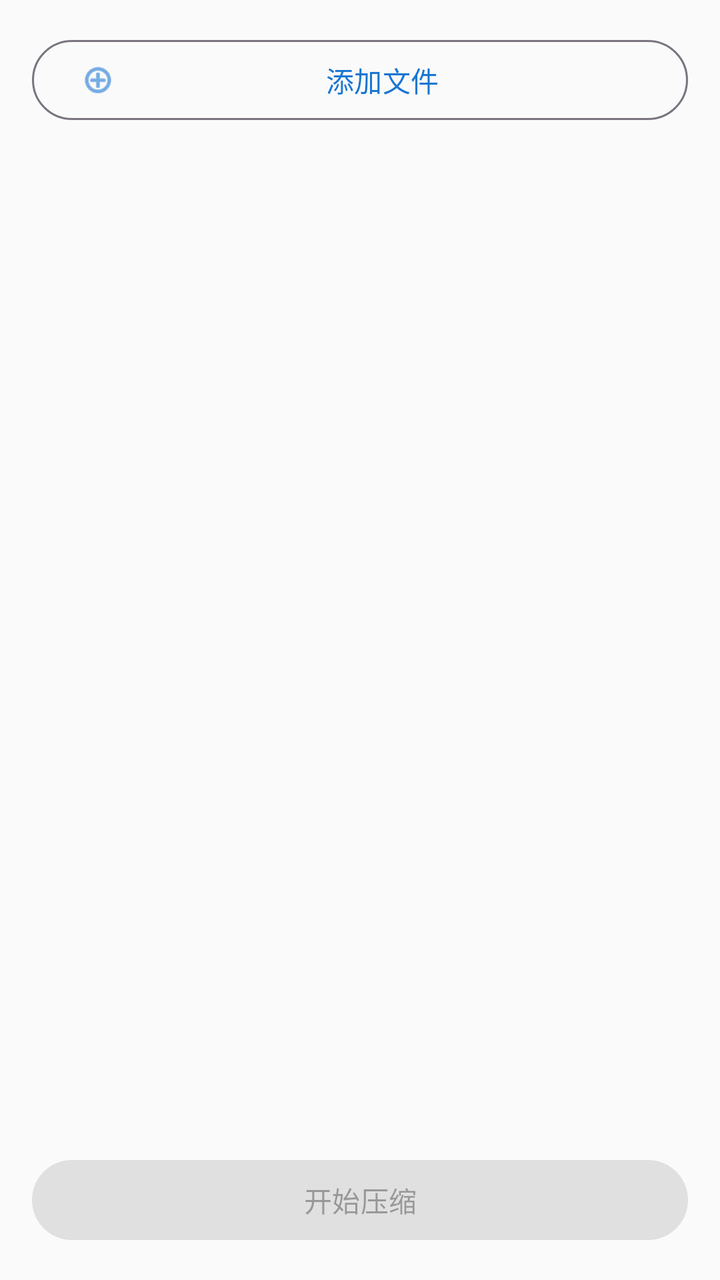
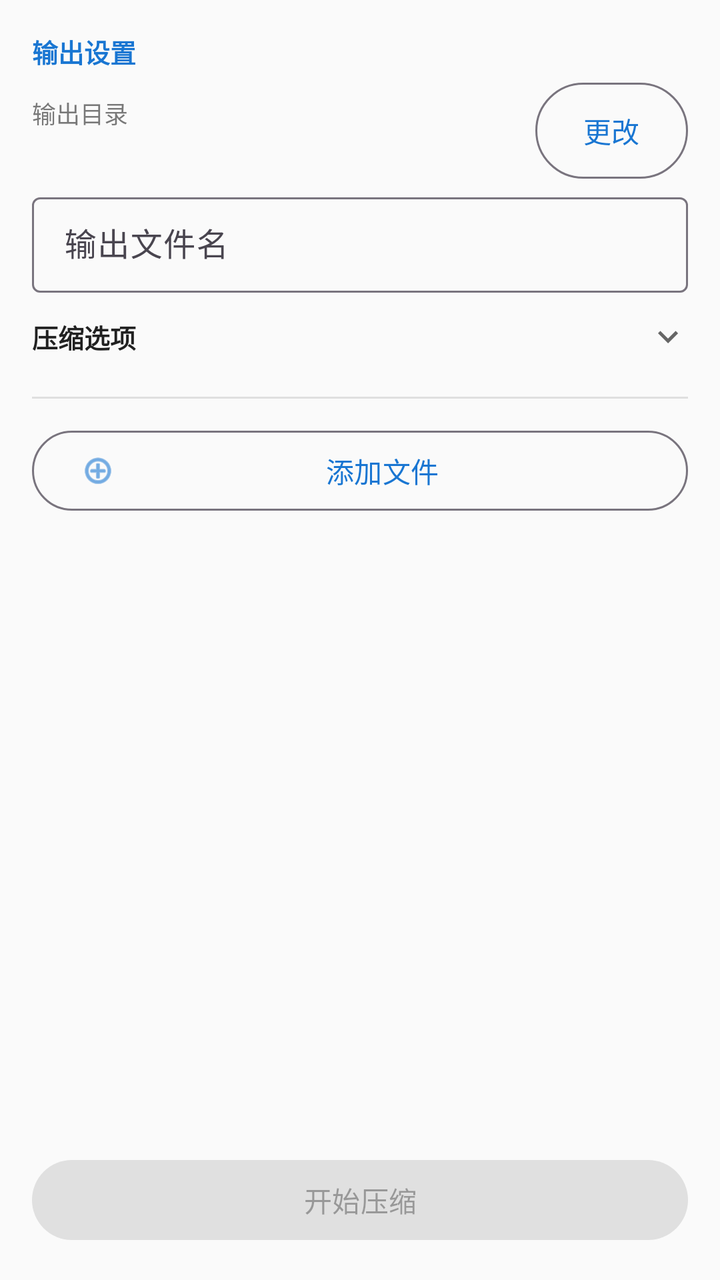

Screens rendered from an Android XML layout before and after an edit, with the pre-edit source and the edit as a unified diff.
<!-- AndroidManifest.xml: application theme Theme.ToolsCNC -->
<!-- res/layout/fragment_compress.xml -->
<?xml version="1.0" encoding="utf-8"?>
<LinearLayout
    xmlns:android="http://schemas.android.com/apk/res/android"
    xmlns:app="http://schemas.android.com/apk/res-auto"
    android:layout_width="match_parent"
    android:layout_height="match_parent"
    android:orientation="vertical"
    android:padding="16dp">

    <com.google.android.material.button.MaterialButton
        android:id="@+id/btn_add_files"
        style="@style/Widget.Material3.Button.OutlinedButton"
        android:layout_width="match_parent"
        android:layout_height="wrap_content"
        android:text="@string/add_files"
        app:icon="@android:drawable/ic_menu_add" />

    <TextView
        android:id="@+id/tv_file_count"
        android:layout_width="match_parent"
        android:layout_height="wrap_content"
        android:layout_marginTop="8dp"
        android:layout_marginBottom="8dp"
        android:textSize="14sp"
        android:textColor="?attr/colorOnSurface"
        android:alpha="0.7" />

    <androidx.recyclerview.widget.RecyclerView
        android:id="@+id/recycler_selected_files"
        android:layout_width="match_parent"
        android:layout_height="0dp"
        android:layout_weight="1" />

    <com.google.android.material.button.MaterialButton
        android:id="@+id/btn_start_compress"
        android:layout_width="match_parent"
        android:layout_height="wrap_content"
        android:layout_marginTop="8dp"
        android:text="@string/start_compress"
        android:enabled="false" />

</LinearLayout>
<!-- resources referenced by this layout -->
<resources>
  <string name="add_files">添加文件</string>
  <string name="start_compress">开始压缩</string>
  <style name="Theme.ToolsCNC" parent="Theme.Material3.DayNight.NoActionBar">
          <item name="colorPrimary">@color/primary</item>
          <item name="colorPrimaryVariant">@color/primary_variant</item>
          <item name="colorOnPrimary">@color/on_primary</item>
          <item name="colorSecondary">@color/secondary</item>
          <item name="colorSecondaryVariant">@color/secondary_variant</item>
          <item name="colorOnSecondary">@color/on_secondary</item>
          <item name="android:colorBackground">@color/background</item>
          <item name="colorSurface">@color/surface</item>
          <item name="colorOnBackground">@color/on_background</item>
          <item name="colorOnSurface">@color/on_surface</item>
          <item name="colorError">@color/error</item>
          <item name="colorOnError">@color/on_error</item>
      </style>
  <color name="primary">#1976D2</color>
  <color name="primary_variant">#1565C0</color>
  <color name="on_primary">#FFFFFF</color>
  <color name="secondary">#26A69A</color>
  <color name="secondary_variant">#00897B</color>
  <color name="on_secondary">#FFFFFF</color>
  <color name="background">#FAFAFA</color>
  <color name="surface">#FFFFFF</color>
  <color name="on_background">#212121</color>
  <color name="on_surface">#212121</color>
  <color name="error">#D32F2F</color>
  <color name="on_error">#FFFFFF</color>
</resources>

<!-- the commit's change to res/layout/fragment_compress.xml (unified diff, before → after) -->
@@ -7,6 +7,193 @@
     android:orientation="vertical"
     android:padding="16dp">
 
+    
+    <TextView
+        android:layout_width="wrap_content"
+        android:layout_height="wrap_content"
+        android:text="@string/compress_output_settings"
+        android:textSize="13sp"
+        android:textStyle="bold"
+        android:textColor="?attr/colorPrimary" />
+
+    <LinearLayout
+        android:layout_width="match_parent"
+        android:layout_height="wrap_content"
+        android:layout_marginTop="6dp"
+        android:gravity="center_vertical"
+        android:orientation="horizontal">
+
+        <LinearLayout
+            android:layout_width="0dp"
+            android:layout_height="wrap_content"
+            android:layout_weight="1"
+            android:orientation="vertical">
+
+            <TextView
+                android:layout_width="wrap_content"
+                android:layout_height="wrap_content"
+                android:text="@string/output_dir"
+                android:textSize="12sp"
+                android:textColor="?attr/colorOnSurface"
+                android:alpha="0.6" />
+
+            <TextView
+                android:id="@+id/tv_output_dir"
+                android:layout_width="match_parent"
+                android:layout_height="wrap_content"
+                android:ellipsize="middle"
+                android:singleLine="true"
+                android:textSize="13sp"
+                android:textColor="?attr/colorOnSurface" />
+        </LinearLayout>
+
+        <com.google.android.material.button.MaterialButton
+            android:id="@+id/btn_change_output_dir"
+            style="@style/Widget.Material3.Button.OutlinedButton"
+            android:layout_width="wrap_content"
+            android:layout_height="wrap_content"
+            android:layout_marginStart="8dp"
+            android:insetTop="0dp"
+            android:insetBottom="0dp"
+            android:minWidth="0dp"
+            android:paddingTop="6dp"
+            android:paddingBottom="6dp"
+            android:text="@string/compress_change_dir" />
+    </LinearLayout>
+
+    <com.google.android.material.textfield.TextInputLayout
+        android:id="@+id/layout_output_name"
+        style="@style/Widget.Material3.TextInputLayout.OutlinedBox.Dense"
+        android:layout_width="match_parent"
+        android:layout_height="wrap_content"
+        android:layout_marginTop="4dp"
+        android:hint="@string/output_filename">
+
+        <com.google.android.material.textfield.TextInputEditText
+            android:id="@+id/et_output_name"
+            android:layout_width="match_parent"
+            android:layout_height="wrap_content"
+            android:inputType="text"
+            android:maxLines="1" />
+
+    </com.google.android.material.textfield.TextInputLayout>
+
+    
+    <LinearLayout
+        android:id="@+id/row_options_toggle"
+        android:layout_width="match_parent"
+        android:layout_height="wrap_content"
+        android:layout_marginTop="4dp"
+        android:background="?attr/selectableItemBackground"
+        android:clickable="true"
+        android:focusable="true"
+        android:gravity="center_vertical"
+        android:orientation="horizontal"
+        android:paddingTop="8dp"
+        android:paddingBottom="8dp">
+
+        <TextView
+            android:layout_width="wrap_content"
+            android:layout_height="wrap_content"
+            android:text="@string/compress_options_title"
+            android:textColor="?attr/colorOnSurface"
+            android:textSize="13sp"
+            android:textStyle="bold" />
+
+        <TextView
+            android:id="@+id/tv_options_summary"
+            android:layout_width="0dp"
+            android:layout_height="wrap_content"
+            android:layout_marginStart="8dp"
+            android:layout_weight="1"
+            android:alpha="0.6"
+            android:ellipsize="end"
+            android:singleLine="true"
+            android:textColor="?attr/colorOnSurface"
+            android:textSize="12sp" />
+
+        <ImageView
+            android:id="@+id/iv_options_arrow"
+            android:layout_width="20dp"
+            android:layout_height="20dp"
+            android:contentDescription="@string/compress_options_title"
+            android:src="@drawable/ic_expand_more" />
+    </LinearLayout>
+
+    <LinearLayout
+        android:id="@+id/layout_compress_options"
+        android:layout_width="match_parent"
+        android:layout_height="wrap_content"
+        android:orientation="vertical"
+        android:visibility="gone">
+
+        <com.google.android.material.switchmaterial.SwitchMaterial
+            android:id="@+id/switch_password"
+            android:layout_width="match_parent"
+            android:layout_height="wrap_content"
+            android:text="@string/enable_password" />
+
+        <com.google.android.material.textfield.TextInputLayout
+            android:id="@+id/layout_password"
+            style="@style/Widget.Material3.TextInputLayout.OutlinedBox.Dense"
+            android:layout_width="match_parent"
+            android:layout_height="wrap_content"
+            android:layout_marginTop="4dp"
+            android:hint="@string/password"
+            android:visibility="gone"
+            app:endIconMode="password_toggle">
+
+            <com.google.android.material.textfield.TextInputEditText
+                android:id="@+id/et_password"
+                android:layout_width="match_parent"
+                android:layout_height="wrap_content"
+                android:inputType="textPassword"
+                android:maxLines="1" />
+
+        </com.google.android.material.textfield.TextInputLayout>
+
+        <LinearLayout
+            android:layout_width="match_parent"
+            android:layout_height="wrap_content"
+            android:layout_marginTop="4dp"
+            android:gravity="center_vertical"
+            android:orientation="horizontal">
+
+            <TextView
+                android:layout_width="0dp"
+                android:layout_height="wrap_content"
+                android:layout_weight="1"
+                android:text="@string/compression_level"
+                android:textColor="?attr/colorOnSurface"
+                android:textSize="13sp" />
+
+            <TextView
+                android:id="@+id/tv_level_value"
+                android:layout_width="wrap_content"
+                android:layout_height="wrap_content"
+                android:textColor="?attr/colorPrimary"
+                android:textSize="13sp" />
+        </LinearLayout>
+
+        <com.google.android.material.slider.Slider
+            android:id="@+id/slider_level"
+            android:layout_width="match_parent"
+            android:layout_height="wrap_content"
+            android:stepSize="1"
+            android:value="5"
+            android:valueFrom="1"
+            android:valueTo="9" />
+
+    </LinearLayout>
+
+    <View
+        android:layout_width="match_parent"
+        android:layout_height="1dp"
+        android:layout_marginTop="12dp"
+        android:layout_marginBottom="12dp"
+        android:background="?attr/colorOnSurface"
+        android:alpha="0.12" />
+
     <com.google.android.material.button.MaterialButton
         android:id="@+id/btn_add_files"
         style="@style/Widget.Material3.Button.OutlinedButton"
<!-- resource entries referenced after the edit -->
@@ -1,6 +1,25 @@
 <!-- resources referenced by this layout -->
 <resources>
+  <!-- drawable ic_expand_more (drawable) -->
+  <?xml version="1.0" encoding="utf-8"?>
+  <vector xmlns:android="http://schemas.android.com/apk/res/android"
+      android:width="24dp"
+      android:height="24dp"
+      android:viewportWidth="24"
+      android:viewportHeight="24">
+      <path
+          android:fillColor="#666666"
+          android:pathData="M7.41,8.59L12,13.17l4.59,-4.58L18,10l-6,6 -6,-6 1.41,-1.41z" />
+  </vector>
   <string name="add_files">添加文件</string>
+  <string name="compress_change_dir">更改</string>
+  <string name="compress_options_title">压缩选项</string>
+  <string name="compress_output_settings">输出设置</string>
+  <string name="compression_level">压缩等级</string>
+  <string name="enable_password">启用密码</string>
+  <string name="output_dir">输出目录</string>
+  <string name="output_filename">输出文件名</string>
+  <string name="password">密码</string>
   <string name="start_compress">开始压缩</string>
   <style name="Theme.ToolsCNC" parent="Theme.Material3.DayNight.NoActionBar">
           <item name="colorPrimary">@color/primary</item>
